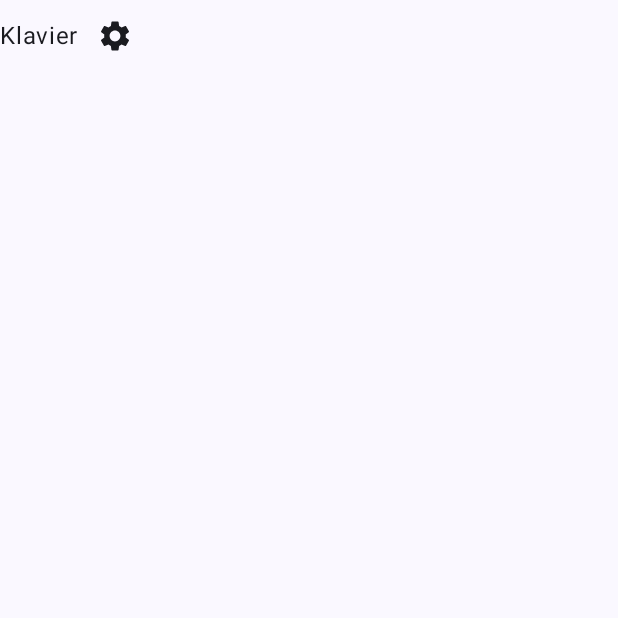
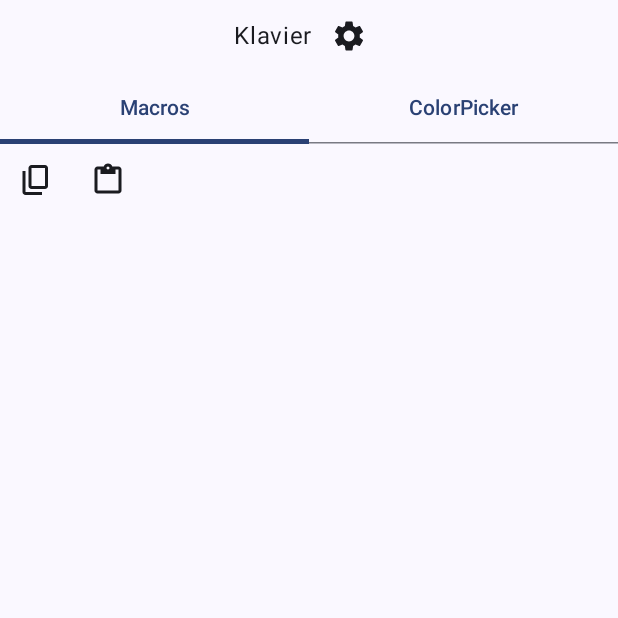
Before and after one commit to miel-uqac/vka2, an Android app built with Jetpack Compose: the MainScreen screen opened through its navigation route, on a phone screen of 412 x 824 dp, the top half of it. Before the commit the part shown is almost empty. Run offline under Robolectric (Android 15) with nearby library versions, the phone set to English and light mode, and no system bars.

Commit message:
added tabs to the main screen and the settings screen, added copy and paste macros

```diff
--- a/app/src/main/java/com/example/klavier/ui/MainScreen.kt
+++ b/app/src/main/java/com/example/klavier/ui/MainScreen.kt
@@ -1,30 +1,43 @@
 package com.example.klavier.ui
 
+import androidx.compose.foundation.layout.Box
 import androidx.compose.foundation.layout.Column
 import androidx.compose.foundation.layout.Row
 import androidx.compose.material.icons.Icons
-import androidx.compose.material.icons.filled.ArrowBack
 import androidx.compose.material.icons.filled.Settings
 import androidx.compose.material3.Icon
 import androidx.compose.material3.IconButton
+import androidx.compose.material3.Tab
+import androidx.compose.material3.TabRow
 import androidx.compose.material3.Text
 import androidx.compose.runtime.Composable
+import androidx.compose.runtime.getValue
+import androidx.compose.runtime.mutableIntStateOf
+import androidx.compose.runtime.remember
+import androidx.compose.runtime.setValue
 import androidx.compose.ui.Alignment
 import androidx.compose.ui.Modifier
+import androidx.compose.ui.res.painterResource
+import com.example.klavier.R
 
 @Composable
 fun MainScreen(
     onSettingsButtonClicked : () -> Unit = {}
 )
 {
+    var tabIndex by remember { mutableIntStateOf(0) }
+    val tabs = listOf("Macros", "ColorPicker")
+
     Column{
-        Row{
+        Row(
+            modifier = Modifier.align(Alignment.CenterHorizontally)
+        ){
             Text(
                 "Klavier",
                 modifier = Modifier.align(Alignment.CenterVertically)
             )
             IconButton(
-                onClick = onSettingsButtonClicked
+                onClick = onSettingsButtonClicked,
             ) {
                 Icon(
                     imageVector = Icons.Filled.Settings,
@@ -32,5 +45,59 @@ fun MainScreen(
                 )
             }
         }
+        TabRow(
+            selectedTabIndex = tabIndex) {
+            tabs.forEachIndexed { index, title ->
+                Tab(text = { Text(title) },
+                    selected = tabIndex == index,
+                    onClick = { tabIndex = index }
+                )
+            }
+        }
+        Row {
+            when (tabIndex) {
+                0 -> MacrosTab(onSettingsButtonClicked)
+                1 -> ColorPickerTab()
+            }
+        }
     }
 }
+
+@Composable
+fun MacrosTab(
+    onSettingsButtonClicked: () -> Unit,
+)
+{
+    Column{
+        Row(modifier = Modifier.align(Alignment.CenterHorizontally)){
+            IconButton(
+                onClick = onSettingsButtonClicked,
+                modifier = Modifier,
+            ) {
+                Icon(
+                    painter = painterResource(R.drawable.copy_icon), contentDescription = "copier"
+                )
+            }
+            IconButton(
+                onClick = onSettingsButtonClicked,
+                modifier = Modifier,
+            ) {
+                Icon(
+                    painter = painterResource(R.drawable.paste_icon), contentDescription = "copier"
+                )
+            }
+        }
+    }
+}
+
+@Composable
+fun ColorPickerTab()
+{
+    Box()
+    {
+        Text(
+            text = "color picker",
+            modifier = Modifier.align(Alignment.TopCenter)
+        )
+    }
+}
--- /dev/null
+++ b/app/src/main/res/drawable/copy_icon.xml
@@ -0,0 +1,9 @@
+<vector xmlns:android="http://schemas.android.com/apk/res/android"
+    android:width="24dp"
+    android:height="24dp"
+    android:viewportWidth="960"
+    android:viewportHeight="960">
+  <path
+      android:pathData="M360,720q-33,0 -56.5,-23.5T280,640v-480q0,-33 23.5,-56.5T360,80h360q33,0 56.5,23.5T800,160v480q0,33 -23.5,56.5T720,720L360,720ZM360,640h360v-480L360,160v480ZM200,880q-33,0 -56.5,-23.5T120,800v-560h80v560h440v80L200,880ZM360,640v-480,480Z"
+      android:fillColor="#5f6368"/>
+</vector>
--- /dev/null
+++ b/app/src/main/res/drawable/paste_icon.xml
@@ -0,0 +1,9 @@
+<vector xmlns:android="http://schemas.android.com/apk/res/android"
+    android:width="24dp"
+    android:height="24dp"
+    android:viewportWidth="960"
+    android:viewportHeight="960">
+  <path
+      android:pathData="M200,840q-33,0 -56.5,-23.5T120,760v-560q0,-33 23.5,-56.5T200,120h167q11,-35 43,-57.5t70,-22.5q40,0 71.5,22.5T594,120h166q33,0 56.5,23.5T840,200v560q0,33 -23.5,56.5T760,840L200,840ZM200,760h560v-560h-80v120L280,320v-120h-80v560ZM480,200q17,0 28.5,-11.5T520,160q0,-17 -11.5,-28.5T480,120q-17,0 -28.5,11.5T440,160q0,17 11.5,28.5T480,200Z"
+      android:fillColor="#5f6368"/>
+</vector>
```
Also changed, not shown: app/src/main/java/com/example/klavier/ui/SettingsScreen.kt (+43 -27 lines).
